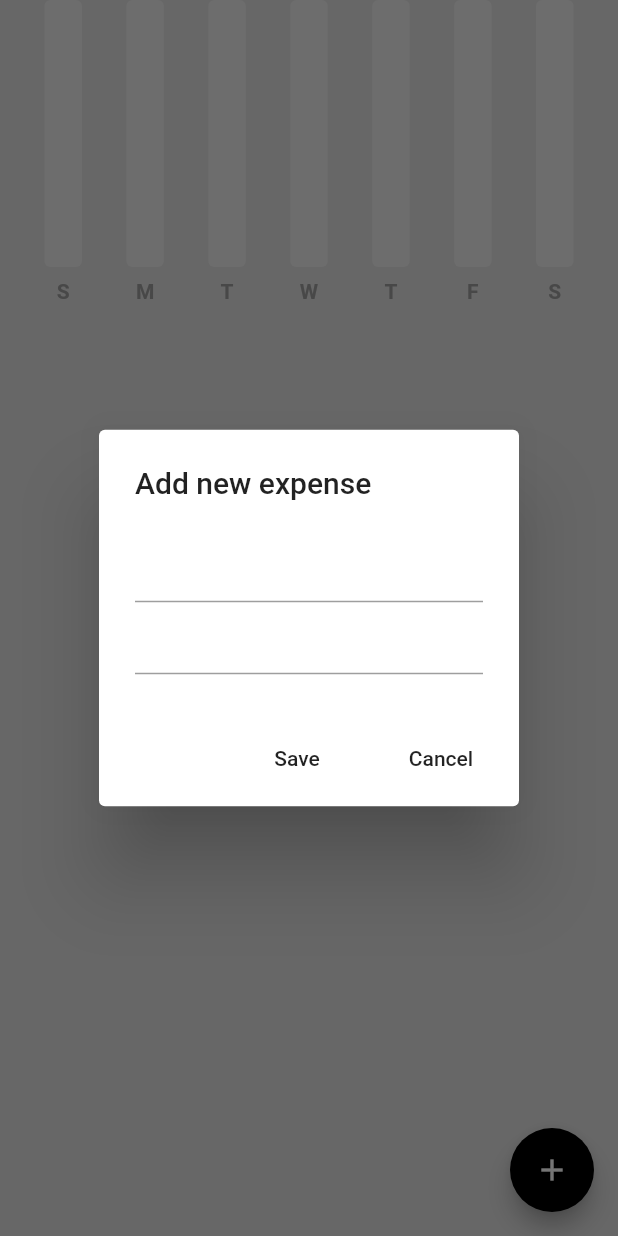
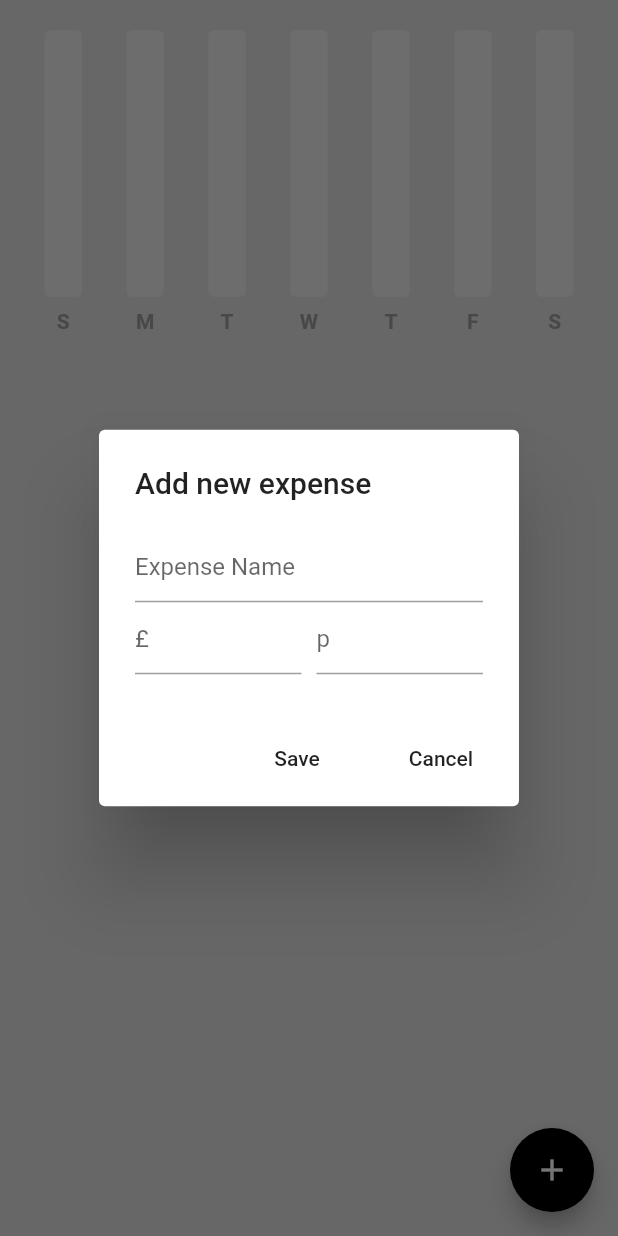
Before and after one commit to Sommos/flutter_expense_tracker, a Flutter app: the screen it shows after launch, after a tap on the "add" icon, on a phone screen of 412 x 824 dp. Run offline on Flutter 3.47's test engine with Material 2 defaults, Android fonts, the phone set to English and light mode, and no system bars; drawn by our look-alikes of fl_chart.

```diff
--- a/lib/pages/home_page.dart
+++ b/lib/pages/home_page.dart
@@ -32,6 +32,9 @@ class _HomePageState extends State<HomePage> {
             //expense name
             TextField(
               controller: newExpenseNameController,
+              decoration: const InputDecoration(
+                hintText: "Expense Name",
+              ),
             ),
 
             Row(
@@ -40,17 +43,28 @@ class _HomePageState extends State<HomePage> {
                 Expanded(
                   child: TextField(
                     controller: newExpensePoundsController,
+                    keyboardType: TextInputType.number,
+                    decoration: const InputDecoration(
+                      hintText: "£",
+                    ),
                   ),
                 ),
+
+                const SizedBox(width: 10),
 
                 // pence
                 Expanded(
                   child: TextField(
                     controller: newExpensePenceController,
+                    keyboardType: TextInputType.number,
+                    decoration: const InputDecoration(
+                      hintText: "p",
+                    ),
                   ),
                 ),
-              ],)
-          ]
+              ],
+            ),
+          ],
 
         ),
         actions: [
@@ -115,6 +129,7 @@ class _HomePageState extends State<HomePage> {
           child: const Icon(Icons.add),
         ),
         body: ListView(children: [
+          const SizedBox(height: 20),
           // weekly summary
           ExpenseSummary(startOfWeek: value.startOfWeekDate()),
 
--- a/pubspec.yaml
+++ b/pubspec.yaml
@@ -37,6 +37,8 @@ dependencies:
   cupertino_icons: ^1.0.2
   provider: ^6.0.5
   fl_chart: ^0.61.0
+  hive: ^2.2.3
+  hive_flutter: ^1.1.0
 
 dev_dependencies:
   flutter_test:
```
Also changed, not shown: 1 other file.
